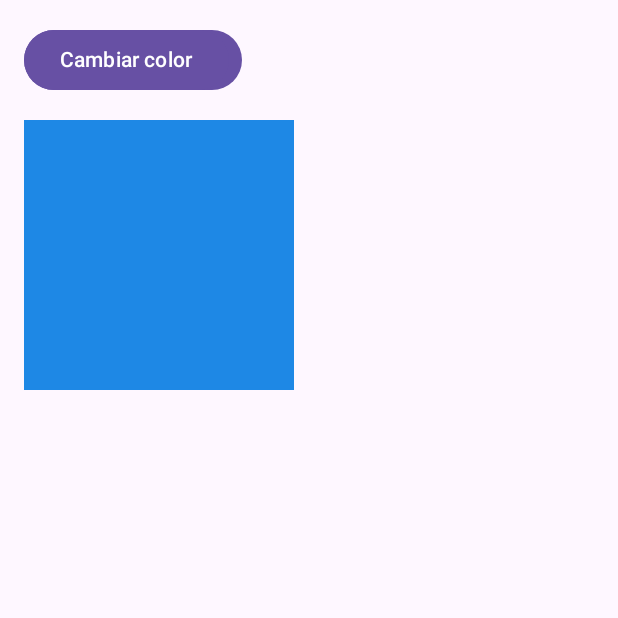
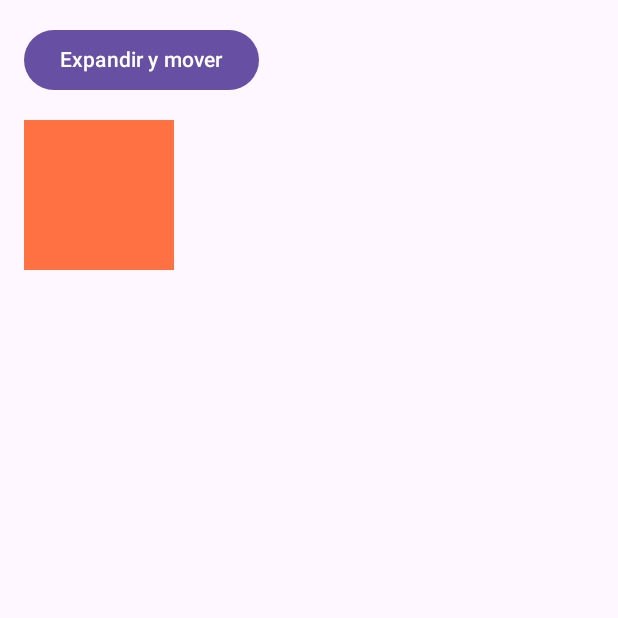
Before and after one commit to fatux-cr/Lab13, an Android app built with Jetpack Compose: the screen it shows after launch (MainActivity), on a phone screen of 412 x 824 dp, the top half of it. Run offline under Robolectric (Android 15) with nearby library versions, the phone set to English and light mode, and no system bars.

Commit message:
Create AnimateSizePositionScreen

```diff
--- a/app/src/main/java/com/example/lab13/MainActivity.kt
+++ b/app/src/main/java/com/example/lab13/MainActivity.kt
@@ -6,7 +6,7 @@ import androidx.activity.compose.setContent
 import androidx.compose.material3.Surface
 import com.example.lab13.ui.AnimatedVisibilityScreen
 import com.example.lab13.ui.AnimateColorScreen
-//import com.example.lab13.ui.AnimateSizePositionScreen
+import com.example.lab13.ui.AnimateSizePositionScreen
 //import com.example.lab13.ui.AnimatedContentScreen
 //import com.example.lab13.ui.CombinedAnimationsScreen
 
@@ -15,9 +15,9 @@ class MainActivity : ComponentActivity() {
         super.onCreate(savedInstanceState)
         setContent {
             Surface {
-                AnimatedVisibilityScreen()
-                AnimateColorScreen()
-                //AnimateSizePositionScreen()
+                //AnimatedVisibilityScreen()
+                //AnimateColorScreen()
+                AnimateSizePositionScreen()
                 //AnimatedContentScreen()
                 //CombinedAnimationsScreen()
             }
--- /dev/null
+++ b/app/src/main/java/com/example/lab13/ui/AnimateSizePositionScreen.kt
@@ -0,0 +1,45 @@
+package com.example.lab13.ui
+
+import androidx.compose.animation.core.tween
+import androidx.compose.animation.core.animateDpAsState
+import androidx.compose.foundation.background
+import androidx.compose.foundation.layout.*
+import androidx.compose.material3.Button
+import androidx.compose.material3.Text
+import androidx.compose.runtime.*
+import androidx.compose.ui.Modifier
+import androidx.compose.ui.unit.dp
+import androidx.compose.ui.graphics.Color
+import androidx.compose.ui.composed
+import androidx.compose.ui.unit.IntOffset
+import androidx.compose.ui.layout.layout
+import androidx.compose.runtime.Composable
+import androidx.compose.ui.draw.clipToBounds
+import kotlin.math.roundToInt
+
+@Composable
+fun AnimateSizePositionScreen() {
+    var expanded by remember { mutableStateOf(false) }
+
+    val sizeDp by animateDpAsState(targetValue = if (expanded) 220.dp else 100.dp, animationSpec = tween(600))
+    val offsetX by animateDpAsState(targetValue = if (expanded) 80.dp else 0.dp, animationSpec = tween(600))
+    val offsetY by animateDpAsState(targetValue = if (expanded) 60.dp else 0.dp, animationSpec = tween(600))
+
+    Column(
+        modifier = Modifier
+            .fillMaxSize()
+            .padding(16.dp)
+            .clipToBounds(),
+        verticalArrangement = Arrangement.spacedBy(16.dp)
+    ) {
+        Button(onClick = { expanded = !expanded }) {
+            Text(if (expanded) "Reducir" else "Expandir y mover")
+        }
+
+        Box(modifier = Modifier
+            .size(sizeDp)
+            .offset(x = offsetX, y = offsetY)
+            .background(Color(0xFFFF7043))
+        )
+    }
+}
```
